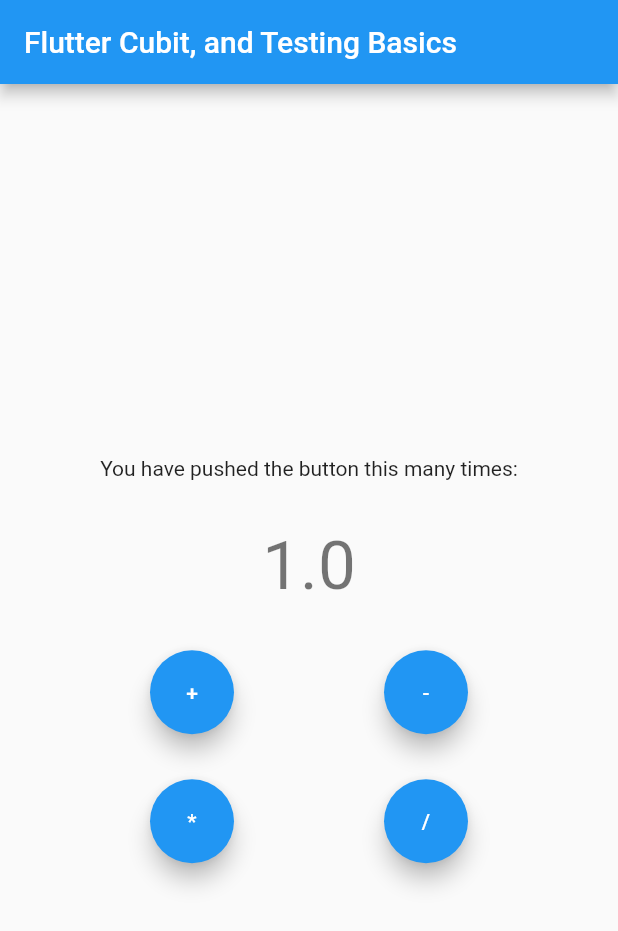
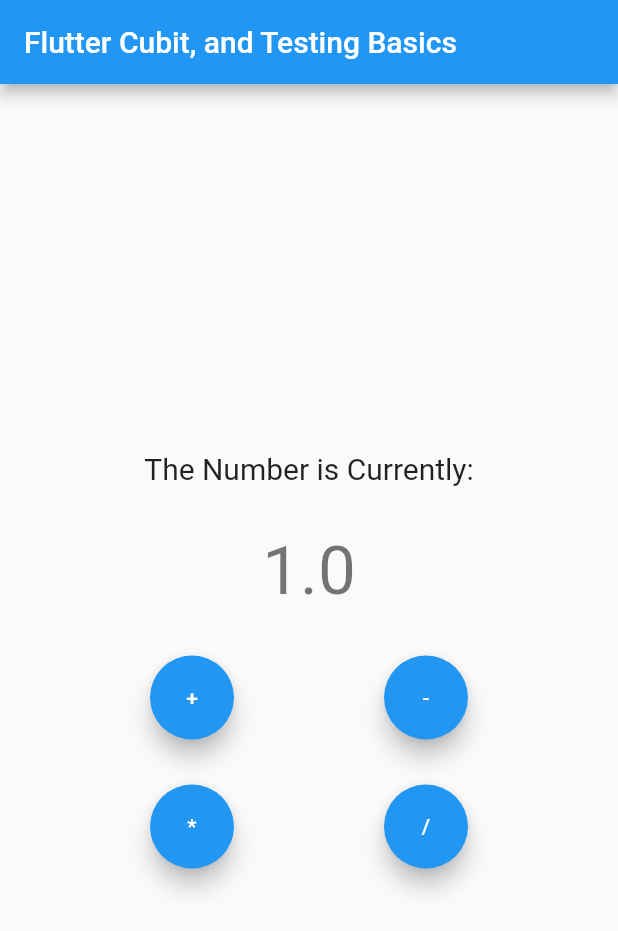
Before and after one commit to eRuaro/cubit_testing_basics, a Flutter app: the screen it shows after launch, on a phone screen of 412 x 824 dp. Shown: the top 931 px of the screen. Run offline on Flutter 3.47's test engine with Material 2 defaults, Android fonts, the phone set to English and light mode, and no system bars; our stand-ins replace bloc, equatable, flutter_bloc.

Commit message:
Changed text

```diff
--- a/lib/main.dart
+++ b/lib/main.dart
@@ -44,7 +44,10 @@
           mainAxisAlignment: MainAxisAlignment.center,
           children: <Widget>[
             Text(
-              'You have pushed the button this many times:',
+              'The Number is Currently:',
+              style: TextStyle(
+                fontSize: 20,
+              ),
             ),
             SizedBox(
               height: 30,
```
